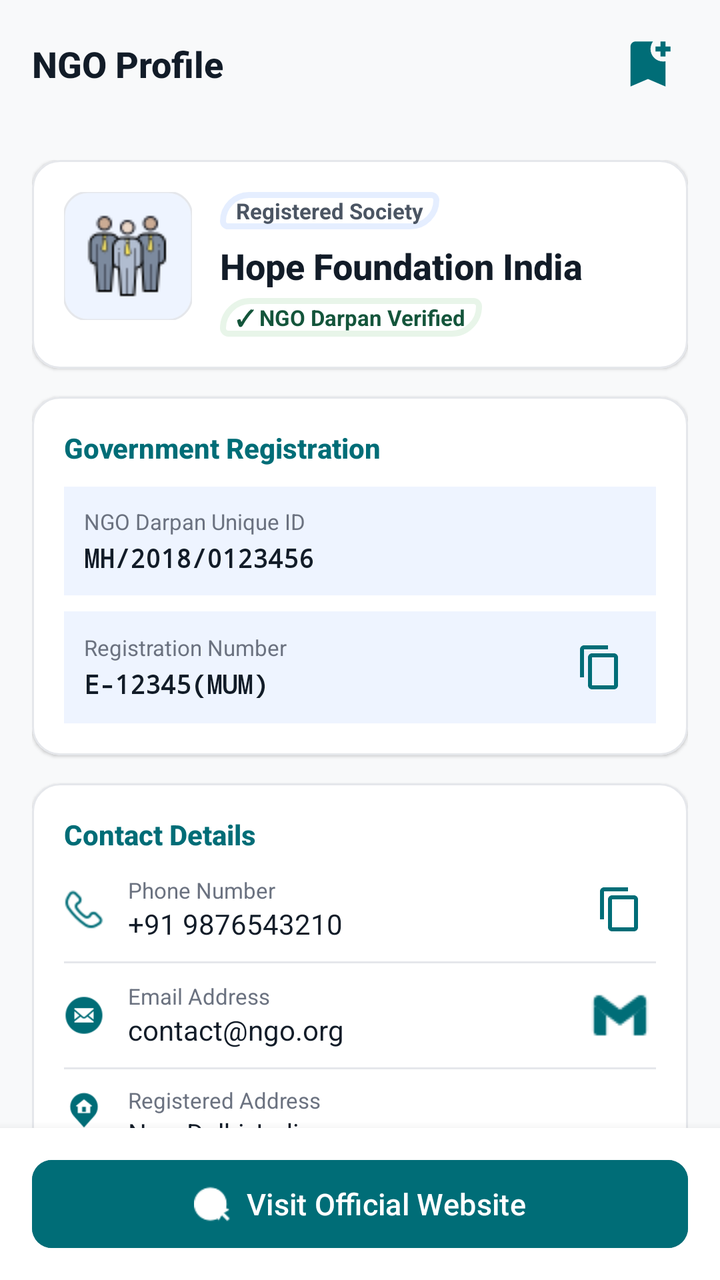
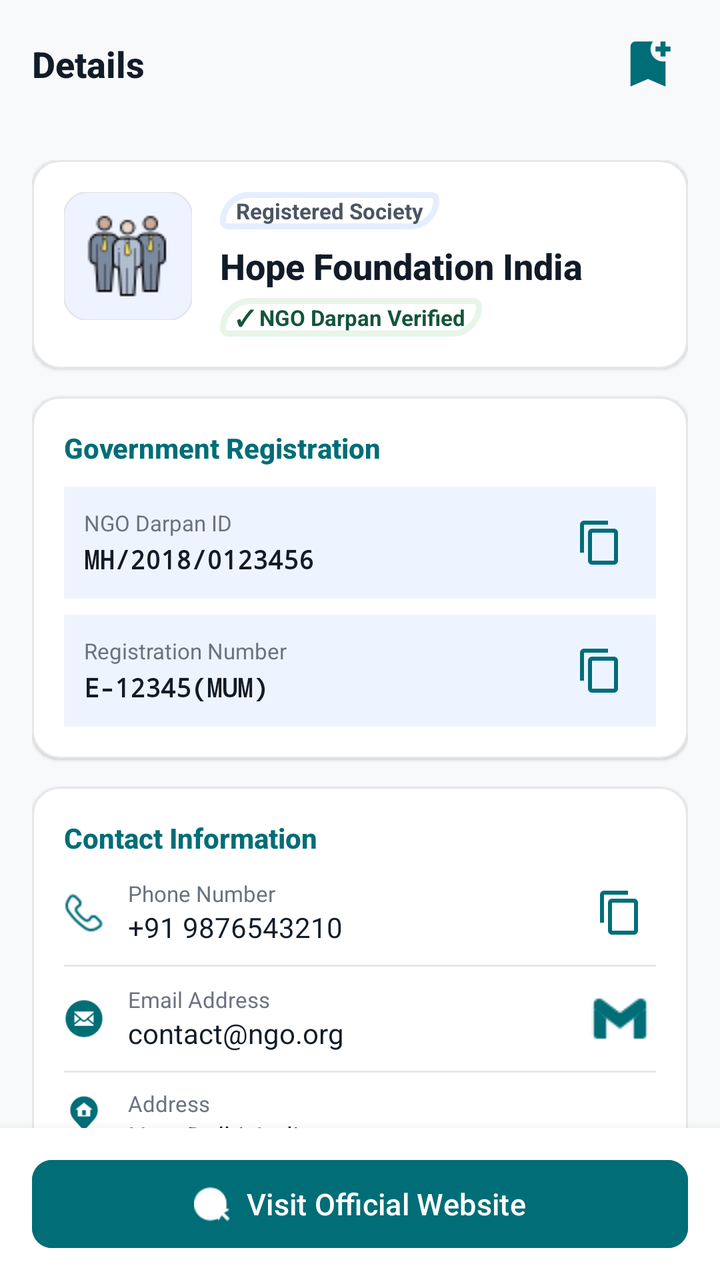

An Android layout rendered at two revisions. The XML below is the earlier revision; the diff shows what the commit changed to produce the second picture.
<!-- AndroidManifest.xml: application theme Theme.FindNGO -->
<!-- res/layout/show_ngo_data_page.xml -->
<?xml version="1.0" encoding="utf-8"?>
<androidx.coordinatorlayout.widget.CoordinatorLayout xmlns:android="http://schemas.android.com/apk/res/android"
    xmlns:app="http://schemas.android.com/apk/res-auto"
    xmlns:tools="http://schemas.android.com/tools"
    android:layout_width="match_parent"
    android:layout_height="match_parent"
    android:background="@color/background">

    <com.google.android.material.appbar.AppBarLayout
        android:layout_width="match_parent"
        android:layout_height="wrap_content"
        android:background="@color/surface"
        app:elevation="0dp">

        <androidx.appcompat.widget.Toolbar
            android:id="@+id/detailToolbar"
            android:layout_width="match_parent"
            android:layout_height="?attr/actionBarSize"
            android:background="@color/surface">

            <RelativeLayout
                android:layout_width="match_parent"
                android:layout_height="match_parent"
                android:paddingEnd="16dp">

                <TextView
                    android:id="@+id/detailTitle"
                    android:layout_width="wrap_content"
                    android:layout_height="wrap_content"
                    android:layout_centerVertical="true"
                    android:fontFamily="sans-serif-medium"
                    android:text="NGO Profile"
                    android:textColor="@color/on_surface"
                    android:textSize="18sp"
                    android:textStyle="bold" />

                <ImageButton
                    android:id="@+id/bookmarkButton"
                    android:layout_width="40dp"
                    android:layout_height="40dp"
                    android:layout_alignParentEnd="true"
                    android:layout_centerVertical="true"
                    android:background="?attr/selectableItemBackgroundBorderless"
                    android:contentDescription="Bookmark NGO"
                    android:src="@drawable/baseline_bookmark_add_24"
                    app:tint="@color/primary" />
            </RelativeLayout>
        </androidx.appcompat.widget.Toolbar>
    </com.google.android.material.appbar.AppBarLayout>

    <androidx.core.widget.NestedScrollView
        android:layout_width="match_parent"
        android:layout_height="match_parent"
        android:clipToPadding="false"
        android:paddingBottom="80dp"
        app:layout_behavior="@string/appbar_scrolling_view_behavior">

        <LinearLayout
            android:layout_width="match_parent"
            android:layout_height="wrap_content"
            android:orientation="vertical"
            android:padding="16dp">

            
            <com.google.android.material.card.MaterialCardView
                android:layout_width="match_parent"
                android:layout_height="wrap_content"
                app:cardBackgroundColor="@color/surface_container_lowest"
                app:cardCornerRadius="14dp"
                app:cardElevation="1dp"
                app:strokeColor="@color/outline_variant"
                app:strokeWidth="1dp">

                <LinearLayout
                    android:layout_width="match_parent"
                    android:layout_height="wrap_content"
                    android:orientation="horizontal"
                    android:padding="16dp">

                    <com.google.android.material.imageview.ShapeableImageView
                        android:id="@+id/NGO_Logo_Image"
                        android:layout_width="64dp"
                        android:layout_height="64dp"
                        android:background="@color/surface_container_low"
                        android:contentDescription="NGO Logo"
                        android:scaleType="centerInside"
                        android:src="@drawable/name"
                        app:shapeAppearanceOverlay="@style/ShapeAppearance.Material3.Corner.Medium"
                        app:strokeColor="@color/outline_variant"
                        app:strokeWidth="1dp" />

                    <LinearLayout
                        android:layout_width="0dp"
                        android:layout_height="wrap_content"
                        android:layout_marginStart="14dp"
                        android:layout_weight="1"
                        android:orientation="vertical">

                        <TextView
                            android:id="@+id/NGO_Type"
                            android:layout_width="wrap_content"
                            android:layout_height="wrap_content"
                            android:background="@drawable/rounded_rectangle"
                            android:backgroundTint="@color/surface_container"
                            android:paddingStart="8dp"
                            android:paddingTop="2dp"
                            android:paddingEnd="8dp"
                            android:paddingBottom="2dp"
                            android:text="Registered Society"
                            android:textColor="@color/on_surface_variant"
                            android:textSize="11sp"
                            android:textStyle="bold" />

                        <TextView
                            android:id="@+id/NGOName"
                            android:layout_width="match_parent"
                            android:layout_height="wrap_content"
                            android:layout_marginTop="6dp"
                            android:fontFamily="sans-serif-medium"
                            android:text="Hope Foundation India"
                            android:textColor="@color/on_surface"
                            android:textSize="18sp"
                            android:textStyle="bold" />

                        <TextView
                            android:layout_width="wrap_content"
                            android:layout_height="wrap_content"
                            android:layout_marginTop="4dp"
                            android:background="@drawable/rounded_rectangle"
                            android:backgroundTint="@color/tertiary_container"
                            android:paddingStart="8dp"
                            android:paddingTop="2dp"
                            android:paddingEnd="8dp"
                            android:paddingBottom="2dp"
                            android:text="✓ NGO Darpan Verified"
                            android:textColor="@color/tertiary"
                            android:textSize="11sp"
                            android:textStyle="bold" />
                    </LinearLayout>
                </LinearLayout>
            </com.google.android.material.card.MaterialCardView>

            
            <com.google.android.material.card.MaterialCardView
                android:layout_width="match_parent"
                android:layout_height="wrap_content"
                android:layout_marginTop="14dp"
                app:cardBackgroundColor="@color/surface_container_lowest"
                app:cardCornerRadius="14dp"
                app:cardElevation="1dp"
                app:strokeColor="@color/outline_variant"
                app:strokeWidth="1dp">

                <LinearLayout
                    android:layout_width="match_parent"
                    android:layout_height="wrap_content"
                    android:orientation="vertical"
                    android:padding="16dp">

                    <TextView
                        android:layout_width="match_parent"
                        android:layout_height="wrap_content"
                        android:fontFamily="sans-serif-medium"
                        android:text="Government Registration"
                        android:textColor="@color/primary"
                        android:textSize="14sp"
                        android:textStyle="bold" />

                    
                    <LinearLayout
                        android:layout_width="match_parent"
                        android:layout_height="wrap_content"
                        android:layout_marginTop="10dp"
                        android:background="@color/surface_container_low"
                        android:gravity="center_vertical"
                        android:orientation="horizontal"
                        android:padding="10dp">

                        <LinearLayout
                            android:layout_width="0dp"
                            android:layout_height="wrap_content"
                            android:layout_weight="1"
                            android:orientation="vertical">

                            <TextView
                                android:layout_width="wrap_content"
                                android:layout_height="wrap_content"
                                android:text="NGO Darpan Unique ID"
                                android:textColor="@color/on_surface_subtle"
                                android:textSize="11sp" />

                            <TextView
                                android:id="@+id/NGO_UniqueID"
                                android:layout_width="wrap_content"
                                android:layout_height="wrap_content"
                                android:layout_marginTop="2dp"
                                android:fontFamily="monospace"
                                android:text="MH/2018/0123456"
                                android:textColor="@color/on_surface"
                                android:textSize="13sp"
                                android:textStyle="bold" />
                        </LinearLayout>
                    </LinearLayout>

                    
                    <LinearLayout
                        android:layout_width="match_parent"
                        android:layout_height="wrap_content"
                        android:layout_marginTop="8dp"
                        android:background="@color/surface_container_low"
                        android:gravity="center_vertical"
                        android:orientation="horizontal"
                        android:padding="10dp">

                        <LinearLayout
                            android:layout_width="0dp"
                            android:layout_height="wrap_content"
                            android:layout_weight="1"
                            android:orientation="vertical">

                            <TextView
                                android:layout_width="wrap_content"
                                android:layout_height="wrap_content"
                                android:text="Registration Number"
                                android:textColor="@color/on_surface_subtle"
                                android:textSize="11sp" />

                            <TextView
                                android:id="@+id/NGO_RegistrationNo"
                                android:layout_width="wrap_content"
                                android:layout_height="wrap_content"
                                android:layout_marginTop="2dp"
                                android:fontFamily="monospace"
                                android:text="E-12345(MUM)"
                                android:textColor="@color/on_surface"
                                android:textSize="13sp"
                                android:textStyle="bold" />
                        </LinearLayout>

                        <ImageButton
                            android:id="@+id/copyRegistrationNumber"
                            android:layout_width="36dp"
                            android:layout_height="36dp"
                            android:background="?attr/selectableItemBackgroundBorderless"
                            android:contentDescription="Copy Registration ID"
                            android:src="@drawable/baseline_content_copy_24"
                            app:tint="@color/primary" />
                    </LinearLayout>
                </LinearLayout>
            </com.google.android.material.card.MaterialCardView>

            
            <com.google.android.material.card.MaterialCardView
                android:layout_width="match_parent"
                android:layout_height="wrap_content"
                android:layout_marginTop="14dp"
                app:cardBackgroundColor="@color/surface_container_lowest"
                app:cardCornerRadius="14dp"
                app:cardElevation="1dp"
                app:strokeColor="@color/outline_variant"
                app:strokeWidth="1dp">

                <LinearLayout
                    android:layout_width="match_parent"
                    android:layout_height="wrap_content"
                    android:orientation="vertical"
                    android:padding="16dp">

                    <TextView
                        android:layout_width="match_parent"
                        android:layout_height="wrap_content"
                        android:fontFamily="sans-serif-medium"
                        android:text="Contact Details"
                        android:textColor="@color/primary"
                        android:textSize="14sp"
                        android:textStyle="bold" />

                    
                    <LinearLayout
                        android:layout_width="match_parent"
                        android:layout_height="wrap_content"
                        android:layout_marginTop="10dp"
                        android:gravity="center_vertical"
                        android:orientation="horizontal">

                        <ImageView
                            android:layout_width="20dp"
                            android:layout_height="20dp"
                            android:src="@drawable/call"
                            app:tint="@color/primary" />

                        <LinearLayout
                            android:layout_width="0dp"
                            android:layout_height="wrap_content"
                            android:layout_marginStart="12dp"
                            android:layout_weight="1"
                            android:orientation="vertical">

                            <TextView
                                android:layout_width="wrap_content"
                                android:layout_height="wrap_content"
                                android:text="Phone Number"
                                android:textColor="@color/on_surface_subtle"
                                android:textSize="11sp" />

                            <TextView
                                android:id="@+id/NGO_PhoneNo"
                                android:layout_width="wrap_content"
                                android:layout_height="wrap_content"
                                android:text="+91 9876543210"
                                android:textColor="@color/on_surface"
                                android:textSize="14sp" />
                        </LinearLayout>

                        <ImageButton
                            android:id="@+id/copyContactNumber"
                            android:layout_width="36dp"
                            android:layout_height="36dp"
                            android:background="?attr/selectableItemBackgroundBorderless"
                            android:contentDescription="Copy phone"
                            android:src="@drawable/baseline_content_copy_24"
                            app:tint="@color/primary" />
                    </LinearLayout>

                    <View
                        android:layout_width="match_parent"
                        android:layout_height="1dp"
                        android:layout_marginTop="8dp"
                        android:layout_marginBottom="8dp"
                        android:background="@color/outline_variant" />

                    
                    <LinearLayout
                        android:layout_width="match_parent"
                        android:layout_height="wrap_content"
                        android:gravity="center_vertical"
                        android:orientation="horizontal">

                        <ImageView
                            android:layout_width="20dp"
                            android:layout_height="20dp"
                            android:src="@drawable/mail"
                            app:tint="@color/primary" />

                        <LinearLayout
                            android:layout_width="0dp"
                            android:layout_height="wrap_content"
                            android:layout_marginStart="12dp"
                            android:layout_weight="1"
                            android:orientation="vertical">

                            <TextView
                                android:layout_width="wrap_content"
                                android:layout_height="wrap_content"
                                android:text="Email Address"
                                android:textColor="@color/on_surface_subtle"
                                android:textSize="11sp" />

                            <TextView
                                android:id="@+id/NGO_MailID"
                                android:layout_width="wrap_content"
                                android:layout_height="wrap_content"
                                android:text="contact@ngo.org"
                                android:textColor="@color/on_surface"
                                android:textSize="14sp" />
                        </LinearLayout>

                        <ImageButton
                            android:id="@+id/copyEmailId"
                            android:layout_width="36dp"
                            android:layout_height="36dp"
                            android:background="?attr/selectableItemBackgroundBorderless"
                            android:contentDescription="Send email"
                            android:src="@drawable/gmail"
                            app:tint="@color/primary" />
                    </LinearLayout>

                    <View
                        android:layout_width="match_parent"
                        android:layout_height="1dp"
                        android:layout_marginTop="8dp"
                        android:layout_marginBottom="8dp"
                        android:background="@color/outline_variant" />

                    
                    <LinearLayout
                        android:layout_width="match_parent"
                        android:layout_height="wrap_content"
                        android:gravity="top"
                        android:orientation="horizontal">

                        <ImageView
                            android:layout_width="20dp"
                            android:layout_height="20dp"
                            android:layout_marginTop="2dp"
                            android:src="@drawable/address"
                            app:tint="@color/primary" />

                        <LinearLayout
                            android:layout_width="0dp"
                            android:layout_height="wrap_content"
                            android:layout_marginStart="12dp"
                            android:layout_weight="1"
                            android:orientation="vertical">

                            <TextView
                                android:layout_width="wrap_content"
                                android:layout_height="wrap_content"
                                android:text="Registered Address"
                                android:textColor="@color/on_surface_subtle"
                                android:textSize="11sp" />

                            <TextView
                                android:id="@+id/NGOAddress"
                                android:layout_width="wrap_content"
                                android:layout_height="wrap_content"
                                android:lineSpacingExtra="2dp"
                                android:text="New Delhi, India"
                                android:textColor="@color/on_surface"
                                android:textSize="13sp" />
                        </LinearLayout>
                    </LinearLayout>
                </LinearLayout>
            </com.google.android.material.card.MaterialCardView>

            
            <com.google.android.material.card.MaterialCardView
                android:layout_width="match_parent"
                android:layout_height="wrap_content"
                android:layout_marginTop="14dp"
                app:cardBackgroundColor="@color/surface_container_lowest"
                app:cardCornerRadius="14dp"
                app:cardElevation="1dp"
                app:strokeColor="@color/outline_variant"
                app:strokeWidth="1dp">

                <LinearLayout
                    android:layout_width="match_parent"
                    android:layout_height="wrap_content"
                    android:orientation="vertical"
                    android:padding="16dp">

                    <TextView
                        android:layout_width="match_parent"
                        android:layout_height="wrap_content"
                        android:fontFamily="sans-serif-medium"
                        android:text="Operational Sectors"
                        android:textColor="@color/primary"
                        android:textSize="14sp"
                        android:textStyle="bold" />

                    <TextView
                        android:id="@+id/NGO_Sectors"
                        android:layout_width="match_parent"
                        android:layout_height="wrap_content"
                        android:layout_marginTop="8dp"
                        android:lineSpacingExtra="3dp"
                        android:text="Child Education, Healthcare, Women Empowerment"
                        android:textColor="@color/on_surface"
                        android:textSize="14sp" />
                </LinearLayout>
            </com.google.android.material.card.MaterialCardView>

        </LinearLayout>
    </androidx.core.widget.NestedScrollView>

    
    <LinearLayout
        android:layout_width="match_parent"
        android:layout_height="wrap_content"
        android:layout_gravity="bottom"
        android:background="@color/surface_container_lowest"
        android:elevation="8dp"
        android:orientation="horizontal"
        android:paddingStart="16dp"
        android:paddingTop="12dp"
        android:paddingEnd="16dp"
        android:paddingBottom="12dp">

        <com.google.android.material.button.MaterialButton
            android:id="@+id/NGO_site"
            style="@style/Widget.Material3.Button"
            android:layout_width="match_parent"
            android:layout_height="52dp"
            android:backgroundTint="@color/primary"
            android:text="Visit Official Website"
            android:textColor="@color/on_primary"
            android:textSize="15sp"
            app:cornerRadius="10dp"
            app:icon="@drawable/internte"
            app:iconGravity="textStart"
            app:iconTint="@color/on_primary" />
    </LinearLayout>

</androidx.coordinatorlayout.widget.CoordinatorLayout>
<!-- resources referenced by this layout -->
<resources>
  <color name="background">#F8F9FA</color>
  <color name="on_primary">#FFFFFF</color>
  <color name="on_surface">#121C28</color>
  <color name="on_surface_subtle">#6B7280</color>
  <color name="on_surface_variant">#4B5563</color>
  <color name="outline_variant">#E5E7EB</color>
  <color name="primary">#006D77</color>
  <color name="surface">#F8F9FA</color>
  <color name="surface_container">#E5EEFF</color>
  <color name="surface_container_low">#EEF4FF</color>
  <color name="surface_container_lowest">#FFFFFF</color>
  <color name="tertiary">#14553B</color>
  <color name="tertiary_container">#E8F5E9</color>
  <!-- drawable baseline_bookmark_add_24 (drawable) -->
  <vector xmlns:android="http://schemas.android.com/apk/res/android" android:height="30dp" android:tint="#FF0000" android:viewportHeight="24" android:viewportWidth="24" android:width="30dp">
        
      <path android:fillColor="@android:color/white" android:pathData="M21,7h-2v2h-2V7h-2V5h2V3h2v2h2V7zM19,21l-7,-3l-7,3V5c0,-1.1 0.9,-2 2,-2l7,0c-0.63,0.84 -1,1.87 -1,3c0,2.76 2.24,5 5,5c0.34,0 0.68,-0.03 1,-0.1V21z"/>
      
  </vector>
  <!-- drawable baseline_content_copy_24 (drawable) -->
  <vector xmlns:android="http://schemas.android.com/apk/res/android" android:height="24dp" android:tint="#0A0A0A" android:viewportHeight="24" android:viewportWidth="24" android:width="24dp">
        
      <path android:fillColor="@android:color/white" android:pathData="M16,1L4,1c-1.1,0 -2,0.9 -2,2v14h2L4,3h12L16,1zM19,5L8,5c-1.1,0 -2,0.9 -2,2v14c0,1.1 0.9,2 2,2h11c1.1,0 2,-0.9 2,-2L21,7c0,-1.1 -0.9,-2 -2,-2zM19,21L8,21L8,7h11v14z"/>
      
  </vector>
  <!-- drawable call: png bitmap (drawable, 848 bytes) -->
  <!-- drawable rounded_rectangle (drawable) -->
  <?xml version="1.0" encoding="utf-8"?>
  <shape android:shape="rectangle"
  
      xmlns:android="http://schemas.android.com/apk/res/android">
  
      
      <corners
          android:bottomRightRadius="50dp"
          android:bottomLeftRadius="10dp"
          android:topLeftRadius="50dp"
          android:topRightRadius="10dp"/>
  
      
      <stroke android:width="3dp"
          android:color="#FF0000" />
  
      
      <gradient android:angle="-90"
          android:startColor="#00000000"
          android:endColor="#00000000"  />
  </shape>
  <style name="Theme.FindNGO" parent="Base.Theme.FindNGO" />
  <style name="Base.Theme.FindNGO" parent="Theme.Material3.DayNight.NoActionBar">
          <item name="colorPrimary">@color/primary</item>
          <item name="colorOnPrimary">@color/on_primary</item>
          <item name="colorPrimaryContainer">@color/primary_container</item>
          <item name="colorOnPrimaryContainer">@color/on_primary_container</item>
  
          <item name="colorSecondary">@color/secondary</item>
          <item name="colorOnSecondary">@color/on_secondary</item>
          <item name="colorSecondaryContainer">@color/secondary_container</item>
          <item name="colorOnSecondaryContainer">@color/on_secondary_container</item>
  
          <item name="colorTertiary">@color/tertiary</item>
          <item name="colorOnTertiary">@color/on_tertiary_container</item>
  
          <item name="android:colorBackground">@color/background</item>
          <item name="colorSurface">@color/surface</item>
          <item name="colorOnSurface">@color/on_surface</item>
          <item name="colorOnSurfaceVariant">@color/on_surface_variant</item>
          <item name="colorOutline">@color/outline</item>
          <item name="colorOutlineVariant">@color/outline_variant</item>
  
          <item name="android:statusBarColor">@color/surface</item>
          <item name="android:windowLightStatusBar">true</item>
      </style>
  <color name="primary_container">#006D77</color>
  <color name="on_primary_container">#9BECF7</color>
  <color name="secondary">#8C4E35</color>
  <color name="on_secondary">#FFFFFF</color>
  <color name="secondary_container">#FFAD8F</color>
  <color name="on_secondary_container">#793F27</color>
  <color name="on_tertiary_container">#1B5E20</color>
  <color name="outline">#6F797A</color>
  <!-- unchanged entries left out for length: 5 -->
</resources>

<!-- the commit's change to res/layout/show_ngo_data_page.xml (unified diff, before → after) -->
@@ -29,7 +29,7 @@
                     android:layout_height="wrap_content"
                     android:layout_centerVertical="true"
                     android:fontFamily="sans-serif-medium"
-                    android:text="NGO Profile"
+                    android:text="Details"
                     android:textColor="@color/on_surface"
                     android:textSize="18sp"
                     android:textStyle="bold" />
@@ -185,7 +185,7 @@
                             <TextView
                                 android:layout_width="wrap_content"
                                 android:layout_height="wrap_content"
-                                android:text="NGO Darpan Unique ID"
+                                android:text="NGO Darpan ID"
                                 android:textColor="@color/on_surface_subtle"
                                 android:textSize="11sp" />
 
@@ -200,6 +200,15 @@
                                 android:textSize="13sp"
                                 android:textStyle="bold" />
                         </LinearLayout>
+
+                        <ImageButton
+                            android:id="@+id/copyUniqueId"
+                            android:layout_width="36dp"
+                            android:layout_height="36dp"
+                            android:background="?attr/selectableItemBackgroundBorderless"
+                            android:contentDescription="Copy Darpan ID"
+                            android:src="@drawable/baseline_content_copy_24"
+                            app:tint="@color/primary" />
                     </LinearLayout>
 
                     
@@ -270,7 +279,7 @@
                         android:layout_width="match_parent"
                         android:layout_height="wrap_content"
                         android:fontFamily="sans-serif-medium"
-                        android:text="Contact Details"
+                        android:text="Contact Information"
                         android:textColor="@color/primary"
                         android:textSize="14sp"
                         android:textStyle="bold" />
@@ -406,7 +415,7 @@
                             <TextView
                                 android:layout_width="wrap_content"
                                 android:layout_height="wrap_content"
-                                android:text="Registered Address"
+                                android:text="Address"
                                 android:textColor="@color/on_surface_subtle"
                                 android:textSize="11sp" />
 
@@ -444,7 +453,7 @@
                         android:layout_width="match_parent"
                         android:layout_height="wrap_content"
                         android:fontFamily="sans-serif-medium"
-                        android:text="Operational Sectors"
+                        android:text="Sectors Working In"
                         android:textColor="@color/primary"
                         android:textSize="14sp"
                         android:textStyle="bold" />
